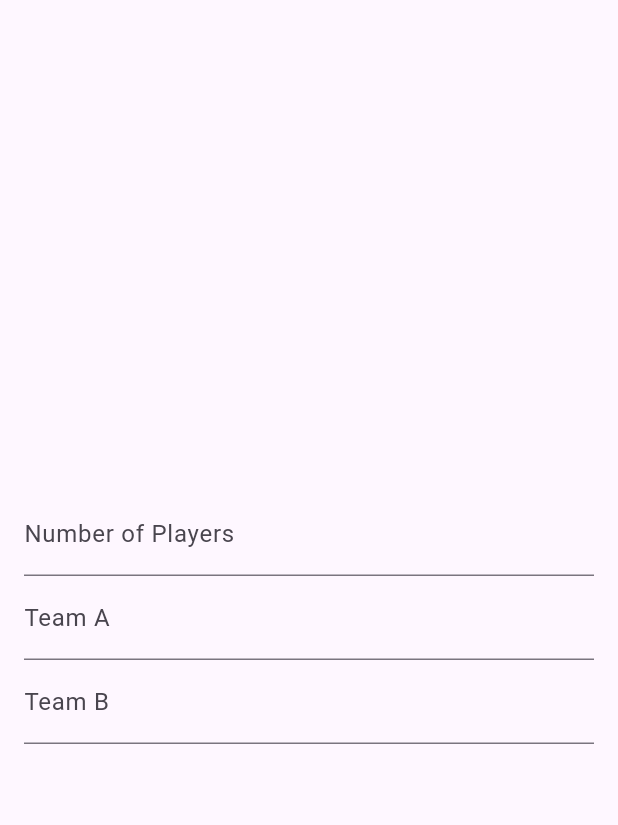
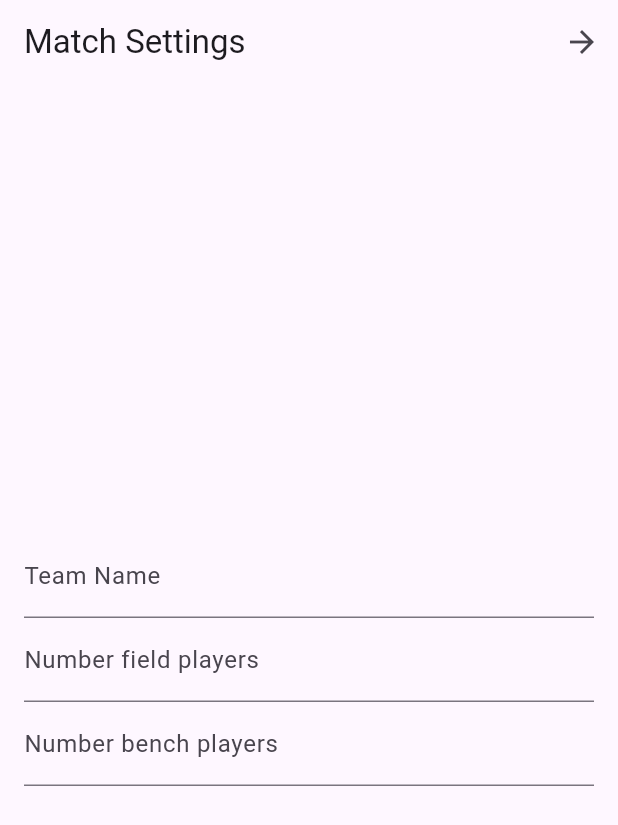
Before and after one commit to danieltelo95/soccer_fields, a Flutter app: the screen it shows after launch, on a phone screen of 412 x 824 dp. Shown: the top 825 px of the screen. Run offline on Flutter 3.47's test engine with Material 3 defaults, Android fonts, the phone set to English and light mode, and no system bars.

Commit message:
app bar, titles

```diff
--- a/app/lib/first_page.dart
+++ b/app/lib/first_page.dart
@@ -9,14 +9,23 @@ class MatchSettings extends StatefulWidget {
 
 class _MatchSettingsState extends State<MatchSettings> {
   final Map<String, TextEditingController> controllers = {
-    "Number of Players": TextEditingController(),
-    "Team A": TextEditingController(),
-    "Team B": TextEditingController(),
+    "Team A Name": TextEditingController(),
+    "Number field players": TextEditingController(),
+    "Number bench players": TextEditingController(),
   };
 
   @override
   Widget build(BuildContext context) {
     return Scaffold(
+      appBar: AppBar(
+        title: const Text('Match Settings'),
+        actions: <Widget>[
+          IconButton(
+            icon: const Icon(Icons.arrow_forward),
+            onPressed: () {},
+          )
+        ],
+      ),
       body: Center(
         child: Container(
           padding: const EdgeInsets.all(16),
@@ -24,23 +33,22 @@ class _MatchSettingsState extends State<MatchSettings> {
             mainAxisAlignment: MainAxisAlignment.center,
             children: [
               TextField(
-                controller: controllers["Number of Players"],
+                controller: controllers["Team A Name"],
                 decoration: const InputDecoration(
-                    labelText: "Number of Players",
-                    hintText: "How many players?"),
+                    labelText: "Team Name", hintText: "What is the team name?"),
               ),
               TextField(
-                controller: controllers["Team A"],
+                controller: controllers["Number field players"],
                 decoration: const InputDecoration(
-                  labelText: "Team A",
-                  hintText: "Name of team A",
+                  labelText: "Number field players",
+                  hintText: "Number field players",
                 ),
               ),
               TextField(
-                controller: controllers["Team B"],
+                controller: controllers["Number bench players"],
                 decoration: const InputDecoration(
-                  labelText: "Team B",
-                  hintText: "Name of team B",
+                  labelText: "Number bench players",
+                  hintText: "Number bench players",
                 ),
               ),
             ],
```
Also changed, not shown: app/pubspec.lock.
